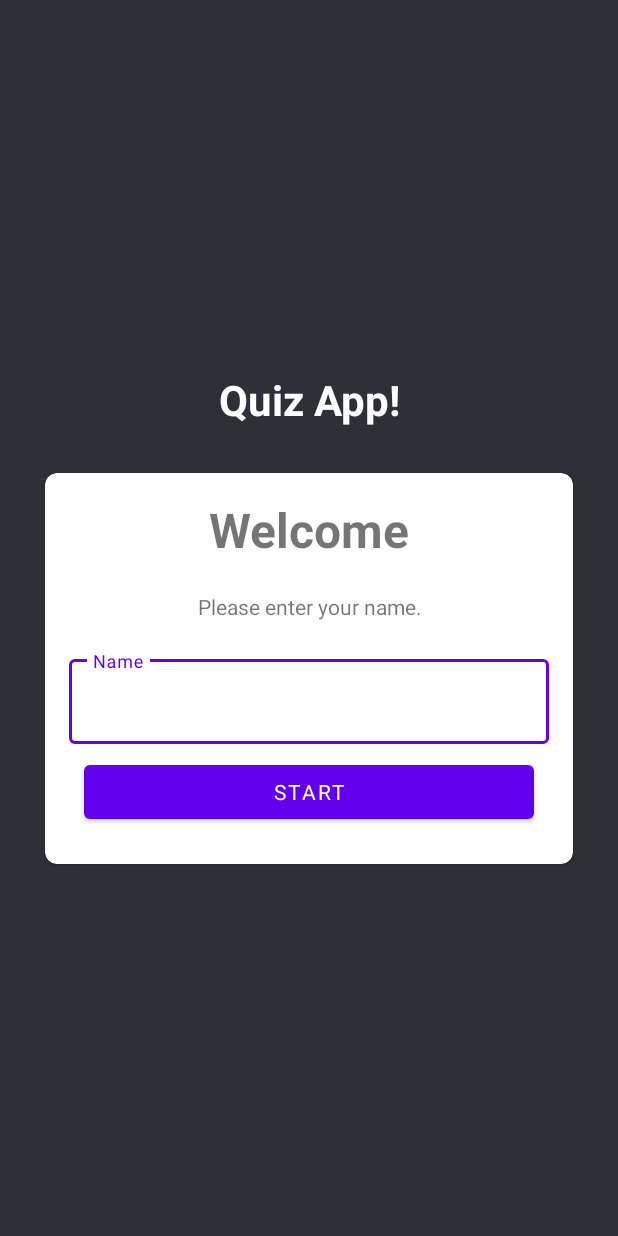
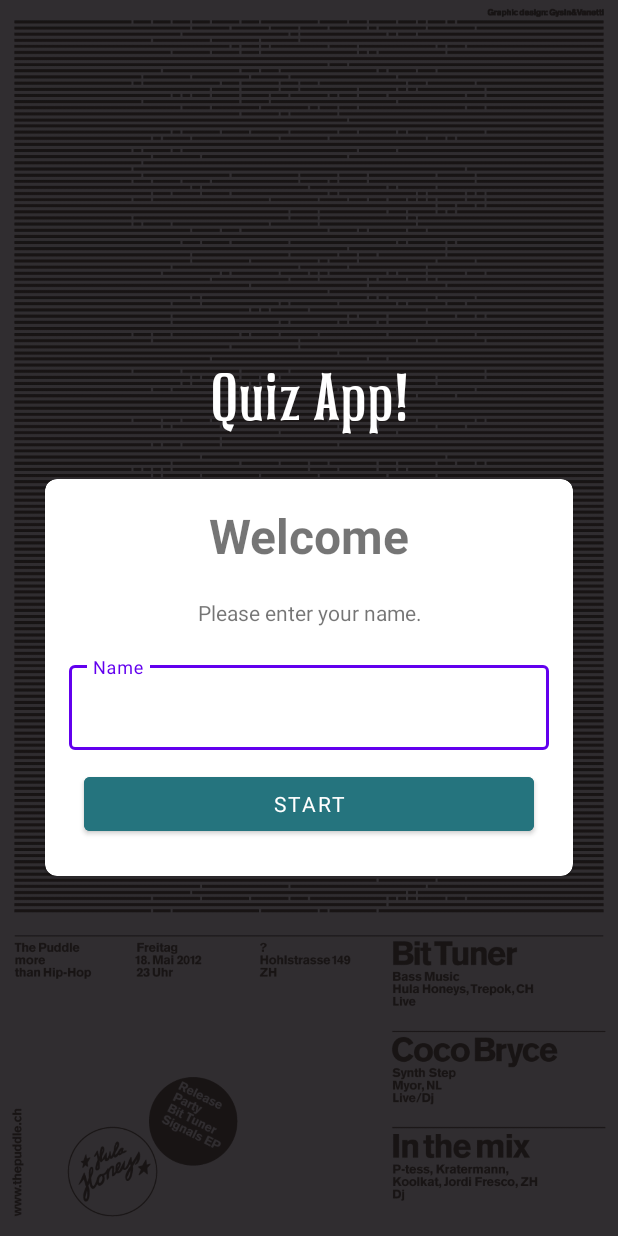
Before and after one commit to Stalkerfish/QuizApp, an Android app: the screen it shows after launch (MainActivity), on a phone screen of 412 x 824 dp. Run offline under Robolectric (Android 15) with nearby library versions, the phone set to English and light mode, and no system bars.

Commit message:
style: styling the UI with several artifacts add a background picture to the MainActivity add 2 custom fonts from the internet hide the action bar from the actual theme add some colors to the palette

```diff
--- a/app/src/main/res/layout/activity_main.xml
+++ b/app/src/main/res/layout/activity_main.xml
@@ -4,7 +4,7 @@
     xmlns:tools="http://schemas.android.com/tools"
     android:layout_width="match_parent"
     android:layout_height="match_parent"
-    android:background="@color/material_dynamic_neutral_variant20"
+    android:background="@drawable/the_puddle_10"
     android:orientation="vertical"
     android:gravity="center"
     android:padding="10dp"
@@ -17,8 +17,8 @@
         android:layout_marginBottom="30dp"
         android:text="@string/intro"
         android:textColor="@color/white"
-        android:textSize="28sp"
-        android:textStyle="bold"/>
+        android:textSize="42sp"
+        android:fontFamily="@font/pocus_primera"/>
 
     <com.google.android.material.card.MaterialCardView
         android:layout_width="match_parent"
@@ -59,10 +59,11 @@
                 style="@style/Widget.MaterialComponents.TextInputLayout.OutlinedBox">
 
                 <androidx.appcompat.widget.AppCompatEditText
+                    android:id="@+id/person_name"
                     android:layout_width="match_parent"
                     android:layout_height="wrap_content"
                     android:inputType="textCapWords"
-                    android:textColorHint="@color/design_default_color_primary"
+                    android:textColorHint="@color/Ming"
                     android:hint="Name">
 
                 </androidx.appcompat.widget.AppCompatEditText>
@@ -70,13 +71,15 @@
             </com.google.android.material.textfield.TextInputLayout>
 
             <Button
+                android:id="@+id/startBtn"
                 android:layout_width="match_parent"
                 android:layout_height="match_parent"
-                android:layout_marginTop="8dp"
+                android:layout_marginTop="12dp"
                 android:layout_marginHorizontal="10dp"
                 android:layout_marginBottom="8dp"
                 android:text="@string/start"
-                android:fontFamily="sans-serif">
+                android:fontFamily="sans-serif"
+                android:backgroundTint="@color/Ming">
 
 
             </Button>
--- a/app/src/main/res/values-night/themes.xml
+++ b/app/src/main/res/values-night/themes.xml
@@ -12,5 +12,6 @@
         <!-- Status bar color. -->
         <item name="android:statusBarColor">?attr/colorPrimaryVariant</item>
         <!-- Customize your theme here. -->
+        <item name="android:windowFullscreen">true</item>
     </style>
 </resources>
--- a/app/src/main/res/values/colors.xml
+++ b/app/src/main/res/values/colors.xml
@@ -7,4 +7,10 @@
     <color name="teal_700">#FF018786</color>
     <color name="black">#FF000000</color>
     <color name="white">#FFFFFFFF</color>
+
+    <color name="Middle_Blue_Green">#A6ECE0</color>
+    <color name="Medium_Aquamarine">#7ADFBB</color>
+    <color name="Ming">#25747E</color>
+    <color name="Dark_Red">#8C1C13</color>
+    <color name="Gunmetal">#2A3136</color>
 </resources>
```
Also changed, not shown: app/src/main/res/drawable/the_puddle_10.png (added), app/src/main/res/font/film_movies.otf (added), app/src/main/res/font/pocus_primera.ttf (added).
